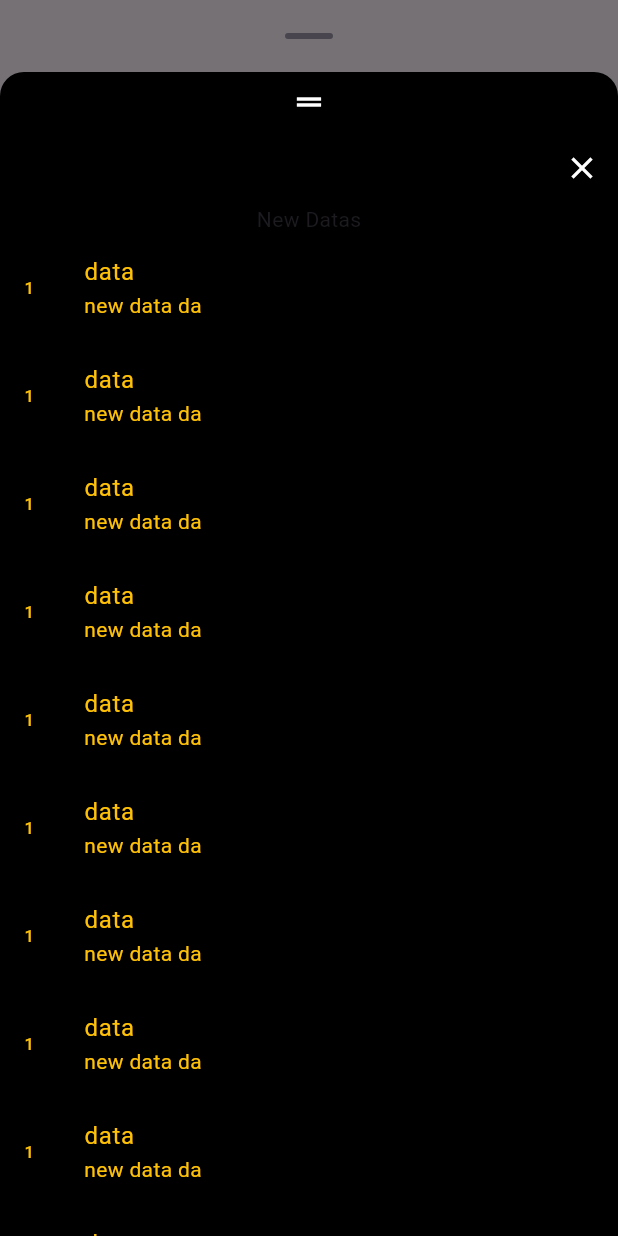
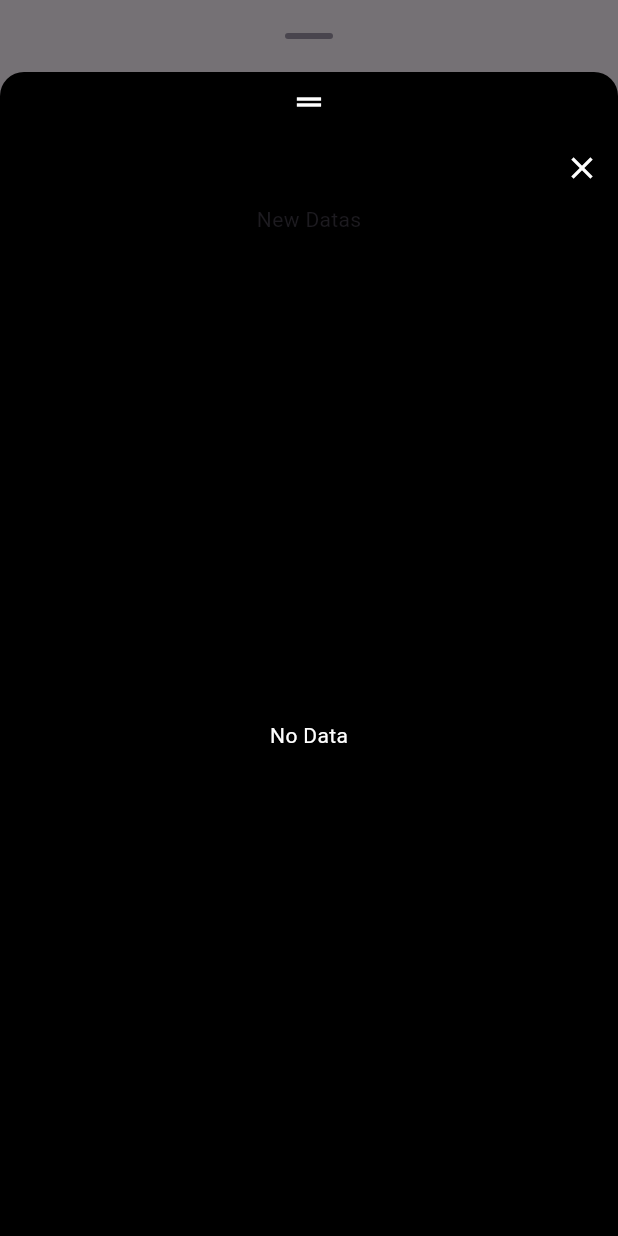
Before and after one commit to vishnulalvm/calculator_app, a Flutter app: what showBottomSheet() shows on an empty page, opened directly, on a phone screen of 412 x 824 dp. Run offline on Flutter 3.47's test engine with Material 3 defaults, Android fonts, the phone set to English and light mode, and no system bars; our stand-ins replace cloud_firestore, firebase_auth, firebase_core, get, shared_preferences; accounts and stored records are empty.

Commit message:
list the tdee datas

```diff
--- a/lib/widgets/showbottom_sheet.dart
+++ b/lib/widgets/showbottom_sheet.dart
@@ -1,6 +1,7 @@
 import 'package:calculator_app/constants/colors.dart';
+import 'package:calculator_app/models/calculator_data_model.dart';
+import 'package:cloud_firestore/cloud_firestore.dart';
 import 'package:flutter/material.dart';
-
 
 class ShowbottomSheet {
   static showBottomSheet(BuildContext context) {
@@ -18,7 +19,6 @@ class ShowbottomSheet {
           child: Column(
             mainAxisSize: MainAxisSize.min,
             children: [
-
               const Padding(
                 padding: EdgeInsets.only(top: 8.0),
                 child: Icon(
@@ -31,7 +31,10 @@ class ShowbottomSheet {
               Align(
                 alignment: Alignment.topRight,
                 child: IconButton(
-                  icon: const Icon(Icons.close,color: Colors.white,),
+                  icon: const Icon(
+                    Icons.close,
+                    color: Colors.white,
+                  ),
                   onPressed: () {
                     Navigator.pop(context); // Close the bottom sheet
                   },
@@ -42,20 +45,59 @@ class ShowbottomSheet {
                 child: Column(
                   children: [
                     const Text("New Datas"),
-                     ListView.builder(
-                      shrinkWrap: true,
-                       itemCount: 10,
-                       itemBuilder: (context , index){
-
-                       return const ListTile(
-                         tileColor: Colors.white,
-                         textColor: Colors.amber,
-                         leading: Text("1"),
-                         title: Text("data"),
-                         subtitle: Text("new data da"),
+                    StreamBuilder(
+                        stream: FirebaseFirestore.instance
+                            .collection('datas')
+                            .snapshots(),
+                        builder: (context, snapshort) {
+                          if (snapshort.connectionState ==
+                              ConnectionState.waiting) {
+                            return const Center(
+                              child: CircularProgressIndicator(),
+                            );
+                          }
+                          if (snapshort.hasError) {
+                            return const Expanded(
+                              child: Center(
+                                child: Text(
+                                  "Some Error Occurse",
+                                  style: TextStyle(color: Colors.white),
+                                ),
+                              ),
+                            );
+                          }
+                          if (snapshort.data!.docs.isEmpty) {
+                            return const Expanded(
+                              child: Center(
+                                child: Text(
+                                  "No Data",
+                                  style: TextStyle(color: Colors.white),
+                                ),
+                              ),
+                            );
+                          }
+                          if (snapshort.hasData &&
+                              snapshort.data!.docs.isNotEmpty) {
+                            return Expanded(
+                              child: ListView.builder(
+                                  itemCount: snapshort.data!.docs.length,
+                                  itemBuilder: (context, index) {
+                                    // CalculatorDataModel calculatorData = CalculatorDataModel();
+                                    final data = CalculatorDataModel.fromJson(snapshort.data!.docs[index]);
+                                    return ListTile(
+                                      title: Text("${data.tdee}",style: const TextStyle(color: Colors.white),),
+                                      subtitle: const Text("hi",style: TextStyle(color: Colors.white),),
+                                      leading: Text("${data.age}",style: const TextStyle(color: Colors.white),),
 
                                     );
                                   }),
+                            );
+                          }
+
+                          return const Center(
+                            child: CircularProgressIndicator(),
+                          );
+                        })
                   ],
                 ),
               ),
@@ -65,5 +107,4 @@ class ShowbottomSheet {
       ),
     );
   }
-
 }
--- a/pubspec.yaml
+++ b/pubspec.yaml
@@ -18,6 +18,7 @@ dependencies:
   get: ^4.6.6
   shared_preferences: ^2.3.2
   simple_gradient_text: ^1.3.0
+  uuid: ^4.5.0
 
 dev_dependencies:
   flutter_lints: ^4.0.0
```
Also changed, not shown: lib/controllers/tdee_controller.dart (+34 -2 lines), lib/models/calculator_data_model.dart (+51 -5 lines), lib/services/auth_sevice.dart (+10 -13 lines), lib/services/calculator_service.dart (added, +18 -0 lines), pubspec.lock. Lines whose indentation alone changed are shown as unchanged.
